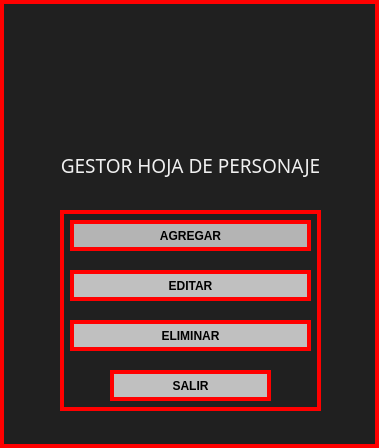
The window that charactersheetmanager.ui (dany-maxwell/proyecto-CRUD-Cyberpunk-Red) describes before a commit, drawn with Qt 5.
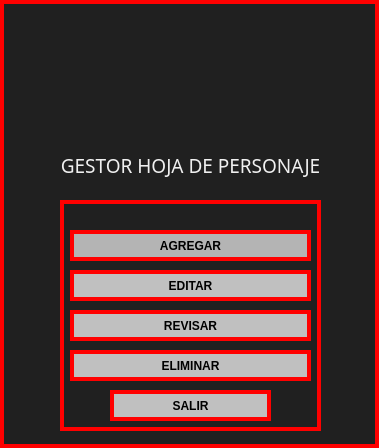
The same window after the commit. Icons and pictures are not drawn.

Commit message:
Agregue botón revisar
clone editar para hacerlo, solo era una prueba

Diff of the .ui file:
```diff
--- a/charactersheetmanager.ui
+++ b/charactersheetmanager.ui
@@ -81,11 +81,46 @@
      <bool>false</bool>
     </property>
    </widget>
+   <widget class="QFrame" name="frame">
+    <property name="geometry">
+     <rect>
+      <x>60</x>
+      <y>200</y>
+      <width>261</width>
+      <height>231</height>
+     </rect>
+    </property>
+    <property name="frameShape">
+     <enum>QFrame::Shape::StyledPanel</enum>
+    </property>
+    <property name="frameShadow">
+     <enum>QFrame::Shadow::Raised</enum>
+    </property>
+    <widget class="QPushButton" name="Salir">
+     <property name="geometry">
+      <rect>
+       <x>50</x>
+       <y>190</y>
+       <width>161</width>
+       <height>31</height>
+      </rect>
+     </property>
+     <property name="styleSheet">
+      <string notr="true">background-color: #c0c0c0;
+border: 4px solid red;
+font-weight: bold;
+color: black;
+</string>
+     </property>
+     <property name="text">
+      <string>SALIR</string>
+     </property>
+    </widget>
    <widget class="QPushButton" name="Agregar">
     <property name="geometry">
      <rect>
-      <x>70</x>
-      <y>220</y>
+       <x>10</x>
+       <y>30</y>
       <width>241</width>
       <height>31</height>
      </rect>
@@ -112,8 +147,8 @@
    <widget class="QPushButton" name="Editar">
     <property name="geometry">
      <rect>
-      <x>70</x>
-      <y>270</y>
+       <x>10</x>
+       <y>70</y>
       <width>241</width>
       <height>31</height>
      </rect>
@@ -129,11 +164,31 @@
      <string>EDITAR</string>
     </property>
    </widget>
+    <widget class="QPushButton" name="Editar_2">
+     <property name="geometry">
+      <rect>
+       <x>10</x>
+       <y>110</y>
+       <width>241</width>
+       <height>31</height>
+      </rect>
+     </property>
+     <property name="styleSheet">
+      <string notr="true">background-color: #c0c0c0;
+border: 4px solid red;
+font-weight: bold;
+color: black;
+</string>
+     </property>
+     <property name="text">
+      <string>REVISAR</string>
+     </property>
+    </widget>
    <widget class="QPushButton" name="Eliminar">
     <property name="geometry">
      <rect>
-      <x>70</x>
-      <y>320</y>
+       <x>10</x>
+       <y>150</y>
       <width>241</width>
       <height>31</height>
      </rect>
@@ -149,47 +204,9 @@
      <string>ELIMINAR</string>
     </property>
    </widget>
-   <widget class="QFrame" name="frame">
-    <property name="geometry">
-     <rect>
-      <x>60</x>
-      <y>210</y>
-      <width>261</width>
-      <height>201</height>
-     </rect>
-    </property>
-    <property name="frameShape">
-     <enum>QFrame::Shape::StyledPanel</enum>
-    </property>
-    <property name="frameShadow">
-     <enum>QFrame::Shadow::Raised</enum>
-    </property>
-    <widget class="QPushButton" name="Salir">
-     <property name="geometry">
-      <rect>
-       <x>50</x>
-       <y>160</y>
-       <width>161</width>
-       <height>31</height>
-      </rect>
-     </property>
-     <property name="styleSheet">
-      <string notr="true">background-color: #c0c0c0;
-border: 4px solid red;
-font-weight: bold;
-color: black;
-</string>
-     </property>
-     <property name="text">
-      <string>SALIR</string>
-     </property>
-    </widget>
    </widget>
    <zorder>frame</zorder>
    <zorder>label_2</zorder>
-   <zorder>Agregar</zorder>
-   <zorder>Editar</zorder>
-   <zorder>Eliminar</zorder>
    <zorder>logo</zorder>
   </widget>
  </widget>
```
Lines whose indentation alone changed are shown as unchanged.
